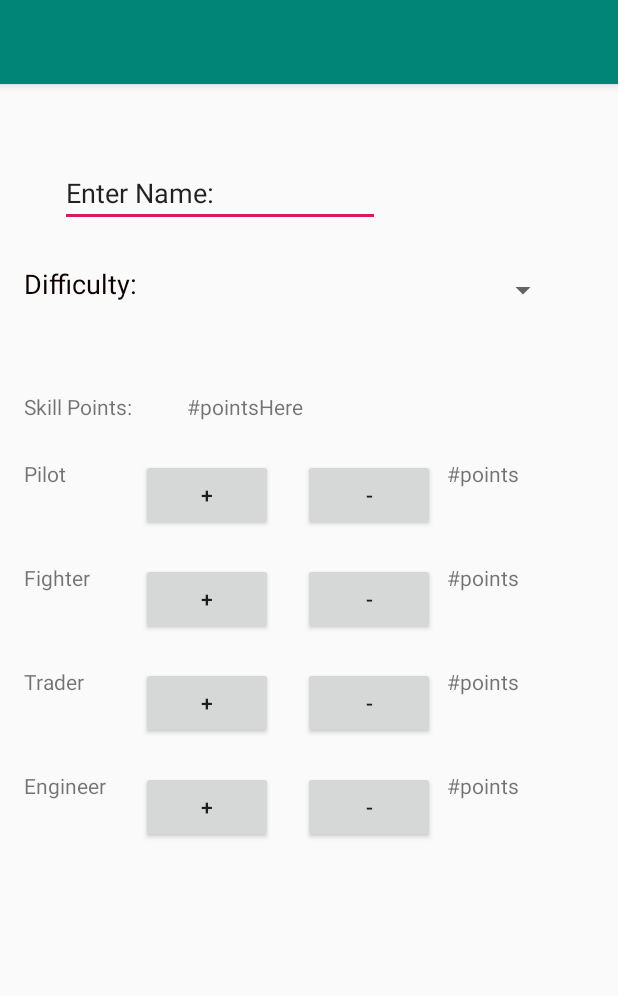
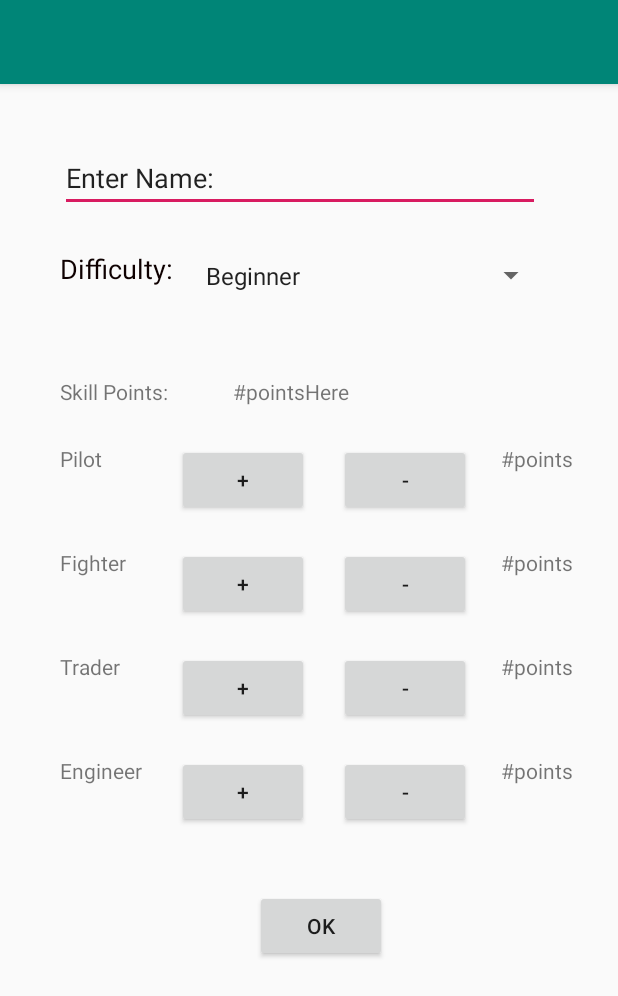
Before and after one commit to heejoojin/space_trader, an Android app: the screen it shows after launch (MainActivity), on a phone screen of 412 x 824 dp. Shown: the top 996 px of the screen. Run offline under Robolectric (Android 15) with nearby library versions, the phone set to English and light mode, and no system bars.

Commit message:
edited Difficulty Spinner

```diff
--- a/M4/app/build.gradle
+++ b/M4/app/build.gradle
@@ -25,4 +25,5 @@ dependencies {
     testImplementation 'junit:junit:4.12'
     androidTestImplementation 'com.android.support.test:runner:1.0.2'
     androidTestImplementation 'com.android.support.test.espresso:espresso-core:3.0.2'
+    implementation 'android.arch.lifecycle:extensions:1.1.1'
 }
--- a/M4/app/src/main/AndroidManifest.xml
+++ b/M4/app/src/main/AndroidManifest.xml
@@ -9,7 +9,7 @@
         android:roundIcon="@mipmap/ic_launcher_round"
         android:supportsRtl="true"
         android:theme="@style/AppTheme">
-        <activity android:name=".MainActivity">
+        <activity android:name=".views.MainActivity">
             <intent-filter>
                 <action android:name="android.intent.action.MAIN" />
 
--- a/M4/app/src/main/java/com/example/m4/MainActivity.java
+++ /dev/null
@@ -1,13 +0,0 @@
-package com.example.m4;
-
-import android.support.v7.app.AppCompatActivity;
-import android.os.Bundle;
-
-public class MainActivity extends AppCompatActivity {
-
-    @Override
-    protected void onCreate(Bundle savedInstanceState) {
-        super.onCreate(savedInstanceState);
-        setContentView(R.layout.activity_main);
-    }
-}
--- a/M4/app/src/main/java/com/example/m4/model/Difficulty.java
+++ /dev/null
@@ -1,28 +0,0 @@
-package com.example.m4.model;
-
-public enum Difficulty {
-
-    BEGINNER("Beginner"), EASY("Easy"), NORMAL("Normal"), HARD("Hard"), IMPOSSIBLE("Impossible");
-
-    private String difficulty;
-
-    // Constructor
-    Difficulty(String difficulty) {
-        this.difficulty = difficulty;
-    }
-
-    // Getter
-    public String getDifficulty() {
-        return difficulty;
-    }
-
-    // Setter
-    public void setDifficulty(String difficulty) {
-        this.difficulty = difficulty;
-    }
-
-    @Override
-    public String toString() {
-        return difficulty;
-    }
-}
--- a/M4/app/src/main/java/com/example/m4/model/Player.java
+++ b/M4/app/src/main/java/com/example/m4/model/Player.java
@@ -1,4 +1,6 @@
 package com.example.m4.model;
 
 public class Player {
+
+
 }
--- a/M4/app/src/main/java/com/example/m4/viewmodels/ConfigurationViewModel.java
+++ b/M4/app/src/main/java/com/example/m4/viewmodels/ConfigurationViewModel.java
@@ -1,4 +1,16 @@
 package com.example.m4.viewmodels;
 
-public class ConfigurationViewModel {
+import android.app.Application;
+import android.arch.lifecycle.AndroidViewModel;
+import android.support.annotation.NonNull;
+
+import com.example.m4.model.Player;
+
+public class ConfigurationViewModel extends AndroidViewModel {
+
+    private Player player;
+
+    public ConfigurationViewModel(@NonNull Application application) {
+        super(application);
+    }
 }
--- a/M4/app/src/main/java/com/example/m4/views/ConfigurationActivity.java
+++ /dev/null
@@ -1,4 +0,0 @@
-package com.example.m4.views;
-
-public class ConfigurationActivity {
-}
--- /dev/null
+++ b/M4/app/src/main/java/com/example/m4/views/MainActivity.java
@@ -0,0 +1,34 @@
+package com.example.m4.views;
+
+import android.arch.lifecycle.ViewModelProviders;
+import android.support.v7.app.AppCompatActivity;
+import android.os.Bundle;
+import android.widget.ArrayAdapter;
+// import android.widget.EditText;
+import android.widget.Spinner;
+// import android.widget.TextView;
+
+import com.example.m4.R;
+import com.example.m4.viewmodels.ConfigurationViewModel;
+
+public class MainActivity extends AppCompatActivity {
+
+    // private ConfigurationViewModel viewModel;
+
+    private Spinner difficultySpinner;
+
+    @Override
+    protected void onCreate(Bundle savedInstanceState) {
+        super.onCreate(savedInstanceState);
+        setContentView(R.layout.activity_main);
+
+        difficultySpinner = findViewById(R.id.difficulty_spinner);
+        String[] list = new String[]{"Beginner", "Easy", "Normal", "Hard", "Impossible"};
+
+        ArrayAdapter<String> difficultyAdapter = new ArrayAdapter<>(this, android.R.layout.simple_spinner_item, list);
+        difficultyAdapter.setDropDownViewResource(android.R.layout.simple_spinner_dropdown_item);
+        difficultySpinner.setAdapter(difficultyAdapter);
+
+        // viewModel = ViewModelProviders.of(this).get(ConfigurationViewModel.class);
+    }
+}
--- a/M4/app/src/main/res/layout/activity_main.xml
+++ b/M4/app/src/main/res/layout/activity_main.xml
@@ -1,21 +1,14 @@
 <?xml version="1.0" encoding="utf-8"?>
 <android.support.constraint.ConstraintLayout
     xmlns:android="http://schemas.android.com/apk/res/android"
-   xmlns:app="http://schemas.android.com/apk/res-auto"
+    xmlns:app="http://schemas.android.com/apk/res-auto"
     xmlns:tools="http://schemas.android.com/tools"
     android:layout_width="match_parent"
     android:layout_height="match_parent"
-    tools:context=".MainActivity">
+    android:fitsSystemWindows="true">
+
 
     <include layout="@layout/content_main"/>
 
-    <!--<TextView-->
-        <!--android:layout_width="wrap_content"-->
-        <!--android:layout_height="wrap_content"-->
-        <!--android:text="Hello World!"-->
-        <!--app:layout_constraintBottom_toBottomOf="parent"-->
-        <!--app:layout_constraintLeft_toLeftOf="parent"-->
-        <!--app:layout_constraintRight_toRightOf="parent"-->
-        <!--app:layout_constraintTop_toTopOf="parent" />-->
 
 </android.support.constraint.ConstraintLayout>
--- a/M4/app/src/main/res/layout/content_main.xml
+++ b/M4/app/src/main/res/layout/content_main.xml
@@ -3,32 +3,38 @@
     xmlns:android="http://schemas.android.com/apk/res/android"
     xmlns:tools="http://schemas.android.com/tools"
     xmlns:app="http://schemas.android.com/apk/res-auto"
+
+    android:id="@+id/content_main"
     android:layout_width="match_parent"
     android:layout_height="match_parent"
-    tools:showIn="@layout/activity_main"
-    tools:context=".MainActivity">
+
+    tools:showIn="@layout/activity_main">
+
 
     <EditText
         android:layout_width="wrap_content"
         android:layout_height="wrap_content"
         android:inputType="textPersonName"
         android:text="Enter Name: "
-        android:ems="10"
+        android:ems="15"
         android:id="@+id/name_input" app:layout_constraintTop_toTopOf="parent"
-        android:layout_marginTop="50dp" app:layout_constraintStart_toStartOf="parent"
+        android:layout_marginTop="40dp" app:layout_constraintStart_toStartOf="parent"
         android:layout_marginLeft="40dp" android:layout_marginStart="40dp"/>
+
     <TextView
         android:text="Difficulty: "
         android:layout_width="wrap_content"
         android:layout_height="wrap_content"
-        app:layout_constraintStart_toStartOf="parent" android:layout_marginLeft="16dp"
-        android:layout_marginStart="16dp" android:id="@+id/difficulty_header" android:textSize="18sp"
+        app:layout_constraintStart_toStartOf="parent" android:layout_marginLeft="40dp"
+        android:layout_marginStart="40dp" android:id="@+id/difficulty_header" android:textSize="18sp"
         android:layout_marginTop="25dp" app:layout_constraintTop_toBottomOf="@+id/name_input"
         android:textColor="#0E0000"/>
+
     <Spinner
-        android:layout_width="265dp"
+        android:layout_width="235dp"
         android:layout_height="34dp"
         app:layout_constraintStart_toStartOf="parent" app:layout_constraintEnd_toEndOf="parent"
+        android:spinnerMode="dropdown"
         android:id="@+id/difficulty_spinner" app:layout_constraintHorizontal_bias="0.732" android:layout_marginTop="25dp"
         app:layout_constraintTop_toBottomOf="@+id/name_input"/>
     <TextView
@@ -36,22 +42,22 @@
         android:layout_width="wrap_content"
         android:layout_height="wrap_content"
         android:id="@+id/skill_points_header" app:layout_constraintStart_toStartOf="parent"
-        android:layout_marginLeft="16dp"
-        android:layout_marginStart="16dp" android:layout_marginTop="60dp"
+        android:layout_marginLeft="40dp"
+        android:layout_marginStart="40dp" android:layout_marginTop="60dp"
         app:layout_constraintTop_toBottomOf="@+id/difficulty_header"/>
     <TextView
         android:text="#pointsHere"
         android:layout_width="wrap_content"
         android:layout_height="wrap_content"
-        android:id="@+id/skill_points_number" android:layout_marginLeft="33dp" android:layout_marginStart="33dp"
+        android:id="@+id/skill_points_number" android:layout_marginLeft="40dp" android:layout_marginStart="40dp"
         app:layout_constraintStart_toEndOf="@+id/skill_points_header"
         app:layout_constraintTop_toTopOf="@+id/skill_points_header"/>
     <TextView
         android:text="Pilot"
         android:layout_width="wrap_content"
         android:layout_height="wrap_content"
-        app:layout_constraintStart_toStartOf="parent" android:layout_marginLeft="16dp"
-        android:layout_marginStart="16dp" android:id="@+id/pilot_header" android:layout_marginTop="25dp"
+        app:layout_constraintStart_toStartOf="parent" android:layout_marginLeft="40dp"
+        android:layout_marginStart="40dp" android:id="@+id/pilot_header" android:layout_marginTop="25dp"
         app:layout_constraintTop_toBottomOf="@+id/skill_points_header"/>
     <TextView
         android:text="Fighter"
@@ -139,28 +145,37 @@
         android:layout_width="wrap_content"
         android:layout_height="wrap_content"
         android:id="@+id/pilot_points" app:layout_constraintStart_toEndOf="@+id/pilot_minus"
-        android:layout_marginLeft="8dp" android:layout_marginStart="8dp"
+        android:layout_marginLeft="20dp" android:layout_marginStart="20dp"
         app:layout_constraintTop_toTopOf="@+id/pilot_header"/>
     <TextView
         android:text="#points"
         android:layout_width="wrap_content"
         android:layout_height="wrap_content"
         android:id="@+id/fighter_points" app:layout_constraintStart_toEndOf="@+id/fighter_minus"
-        android:layout_marginLeft="8dp" android:layout_marginStart="8dp"
+        android:layout_marginLeft="20dp" android:layout_marginStart="20dp"
         app:layout_constraintTop_toTopOf="@+id/fighter_header"/>
     <TextView
         android:text="#points"
         android:layout_width="wrap_content"
         android:layout_height="wrap_content"
         android:id="@+id/trader_points" app:layout_constraintStart_toEndOf="@+id/trader_minus"
-        android:layout_marginLeft="8dp" android:layout_marginStart="8dp"
+        android:layout_marginLeft="20dp" android:layout_marginStart="20dp"
         app:layout_constraintTop_toTopOf="@+id/trader_header"/>
     <TextView
         android:text="#points"
         android:layout_width="wrap_content"
         android:layout_height="wrap_content"
         android:id="@+id/engineer_points" app:layout_constraintStart_toEndOf="@+id/engineer_minus"
-        android:layout_marginLeft="8dp" android:layout_marginStart="8dp"
+        android:layout_marginLeft="20dp" android:layout_marginStart="20dp"
         app:layout_constraintTop_toTopOf="@+id/engineer_header"/>
+    <Button
+        android:text="OK"
+        android:layout_width="wrap_content"
+        android:layout_height="wrap_content"
+        android:id="@+id/okay_button"
+        android:layout_marginTop="70dp"
+        android:layout_marginLeft="75dp" android:layout_marginStart="75dp"
+        app:layout_constraintStart_toEndOf="@+id/engineer_header"
+        app:layout_constraintTop_toBottomOf="@+id/engineer_header"/>
 
 </android.support.constraint.ConstraintLayout>
```
